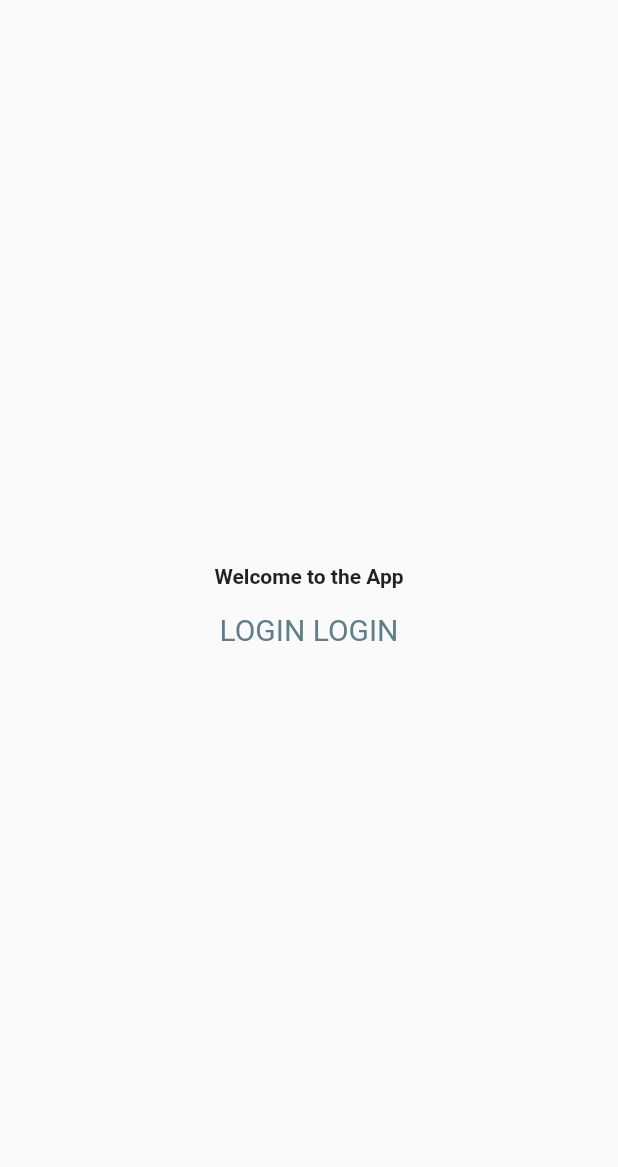
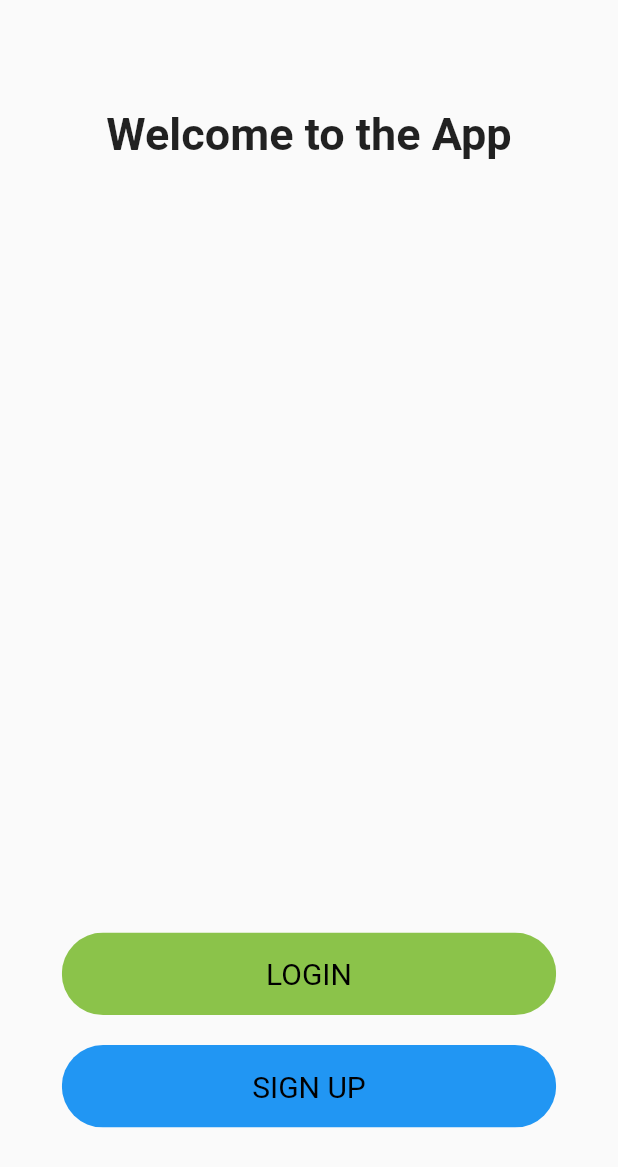
Before and after one commit to Ywhire/app, a Flutter app: the screen it shows after launch, on a phone screen of 412 x 824 dp. Shown: the top 1167 px of the screen. Run offline on Flutter 3.47's test engine with Material 2 defaults, Android fonts, the phone set to English and light mode, and no system bars.

```diff
--- a/lib/main.dart
+++ b/lib/main.dart
@@ -38,13 +38,24 @@ class Body extends StatelessWidget {
         children: <Widget>[
           Text(
             "Welcome to the App",
-            style: TextStyle(fontWeight: FontWeight.bold),
+            style: TextStyle(fontWeight: FontWeight.bold, fontSize: 30),
           ),
-          TextButton(
+          SizedBox(
+            height: size.height * 0.6,
+          ),
+          Container(
+            // Login button
+            margin: EdgeInsets.symmetric(vertical: 20.0),
+            width: size.width * 0.8,
+            child: ClipRRect(
+              borderRadius:
+              BorderRadius.circular(29), // How much circularity we want
+              child: TextButton(
                 style: TextButton.styleFrom(
                   padding: const EdgeInsets.all(16.0),
-              primary: Colors.blueGrey,
+                  primary: Colors.black,
                   textStyle: const TextStyle(fontSize: 20),
+                  backgroundColor: Colors.lightGreen,
                 ),
                 onPressed: () {
                   Navigator.push(
@@ -52,8 +63,27 @@ class Body extends StatelessWidget {
                     MaterialPageRoute(builder: (context) => HomePage()),
                   );
                 },
-            child: const Text("LOGIN LOGIN"),
-          )
+                child: const Text("LOGIN"),
+              ),
+            ),
+          ),
+          Container(
+            // Sign up Button
+            width: size.width * 0.8,
+            child: ClipRRect(
+              borderRadius: BorderRadius.circular(29),
+              child: TextButton(
+                style: TextButton.styleFrom(
+                  padding: const EdgeInsets.all(16.0),
+                  primary: Colors.black,
+                  textStyle: const TextStyle(fontSize: 20),
+                  backgroundColor: Colors.blue,
+                ),
+                onPressed: () {},
+                child: const Text("SIGN UP"),
+              ),
+            ),
+          ),
         ],
       ),
     );
```
Lines whose indentation alone changed are shown as unchanged.
